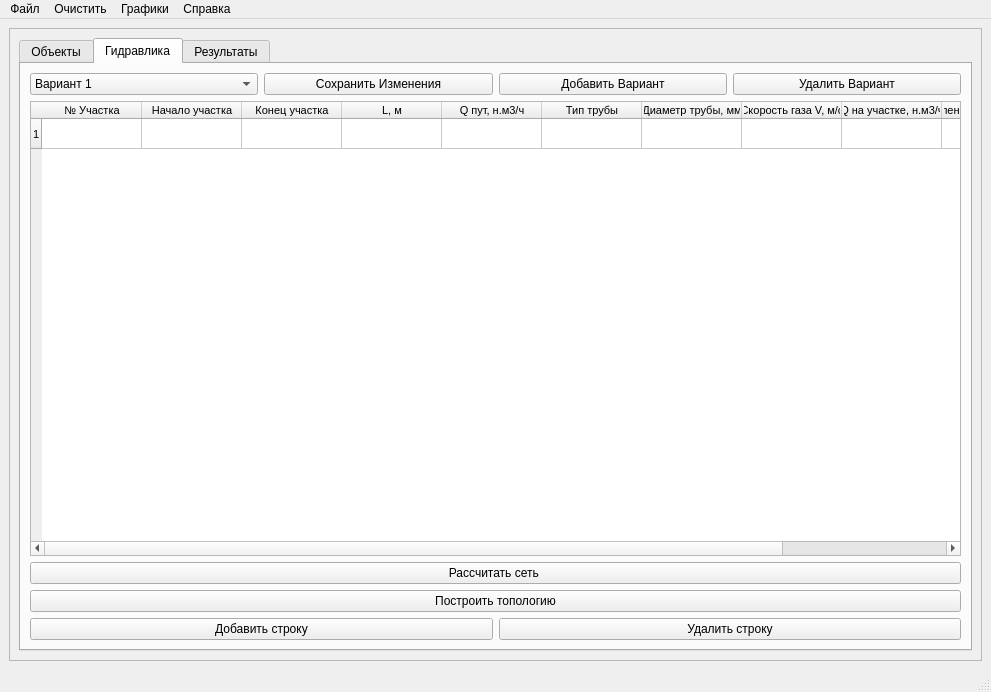
Before: the Qt Designer form gasgui.ui in FrostEasy54/multivar-calc-of-gas-network, drawn with Qt 5.
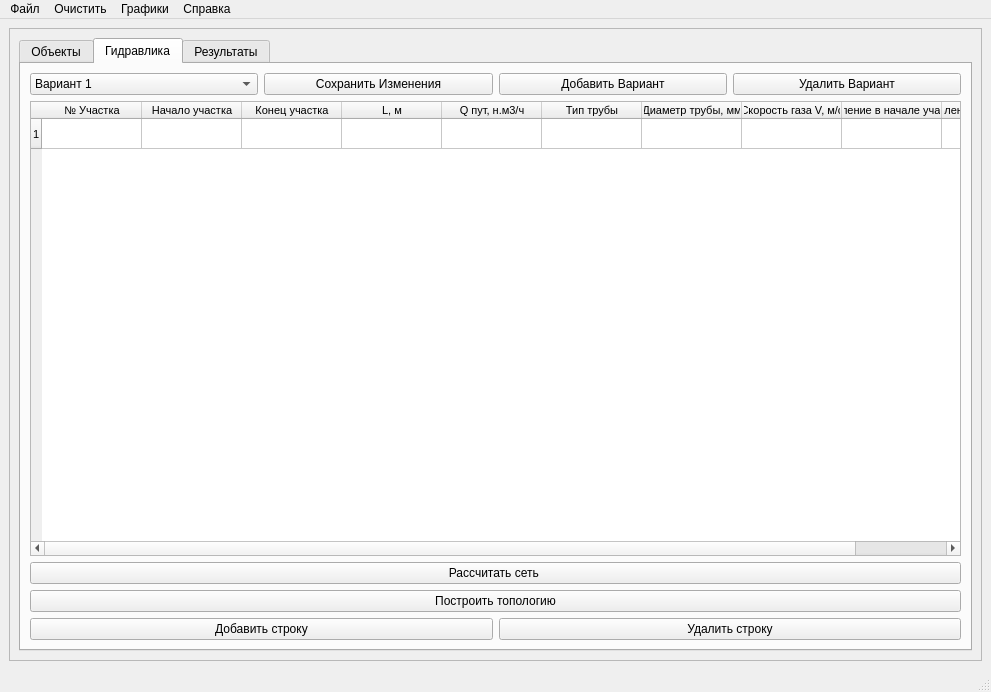
After: the same form once the commit is applied. The open tabs and pages were chosen to show the change.

```diff
--- a/gasgui.ui
+++ b/gasgui.ui
@@ -237,11 +237,6 @@
                 <string>Скорость газа V, м/с</string>
                </property>
               </column>
-              <column>
-               <property name="text">
-                <string>Q на участке, н.м3/ч</string>
-               </property>
-              </column>
               <column>
                <property name="text">
                 <string>Давление в начале участка</string>
```
Left out of the diff: 8 changed lines with no effect on the pictures.
